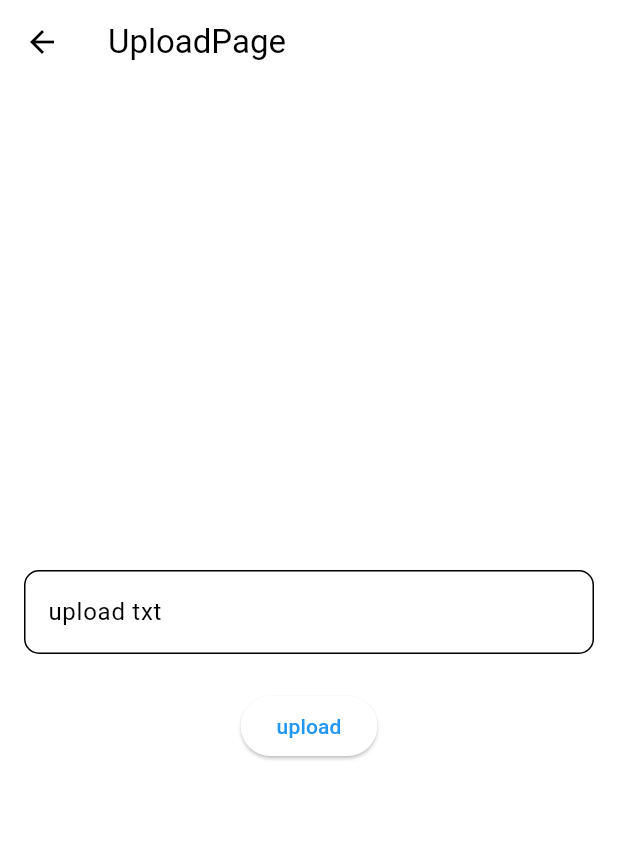
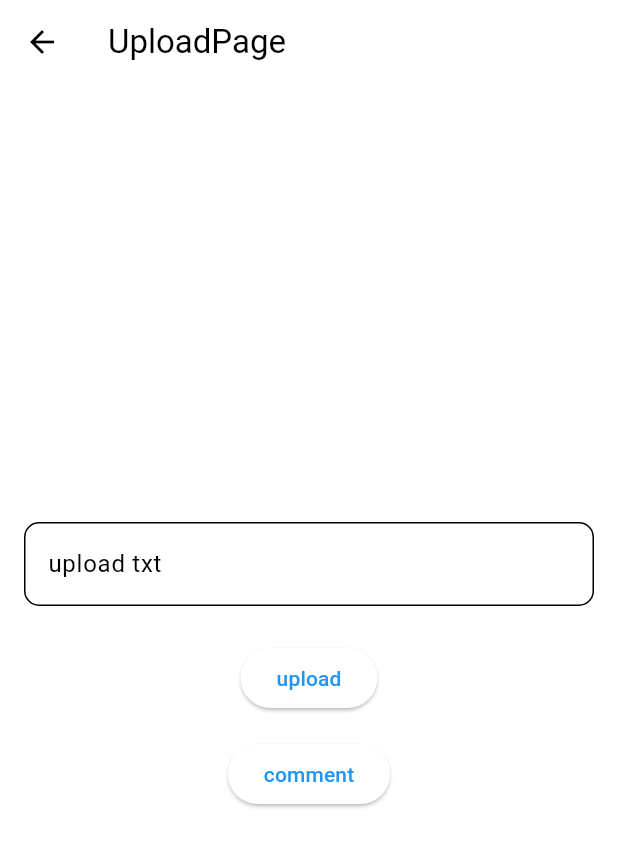
Before and after one commit to Admiral-123/noah_ark, a Flutter app: the UploadPost screen opened directly, on a phone screen of 412 x 824 dp. Shown: the top 847 px of the screen. Run offline on Flutter 3.47's test engine with Material 3 defaults, Android fonts, the light colour scheme and no system bars; our stand-ins replace flutter_dotenv, image_picker, supabase_flutter; missing offline and left inert: dart:ffi; accounts and stored records are empty; network calls fail.

Commit message:
implement post

```diff
--- a/lib/upload_post.dart
+++ b/lib/upload_post.dart
@@ -40,6 +40,14 @@ class _UploadPostPage extends State<UploadPost> {
                         .post(uploadController.text.trim());
                   },
                   child: Text('upload')),
+            ),
+            Padding(
+              padding: const EdgeInsets.all(8.0),
+              child: ElevatedButton(
+                  onPressed: () {
+                    context.read<SupabaseHandle>().postComments();
+                  },
+                  child: Text('comment')),
             )
           ],
         ),
```
Also changed, not shown: lib/backend_handling/supabase_handle.dart (+9 -0 lines).
